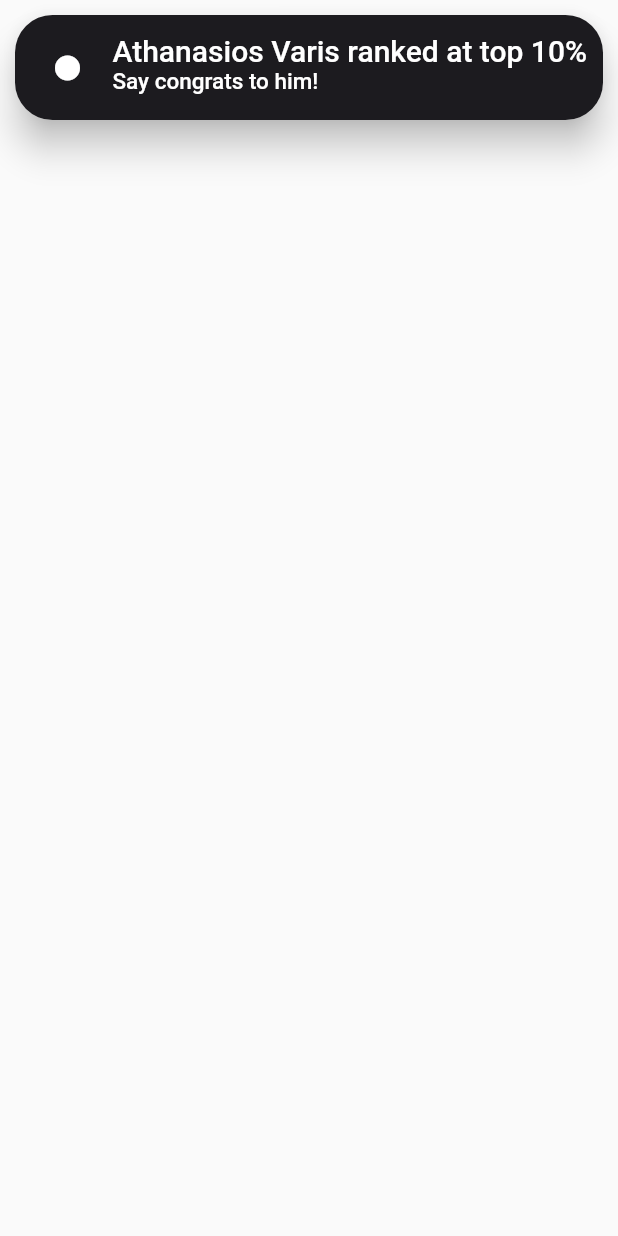
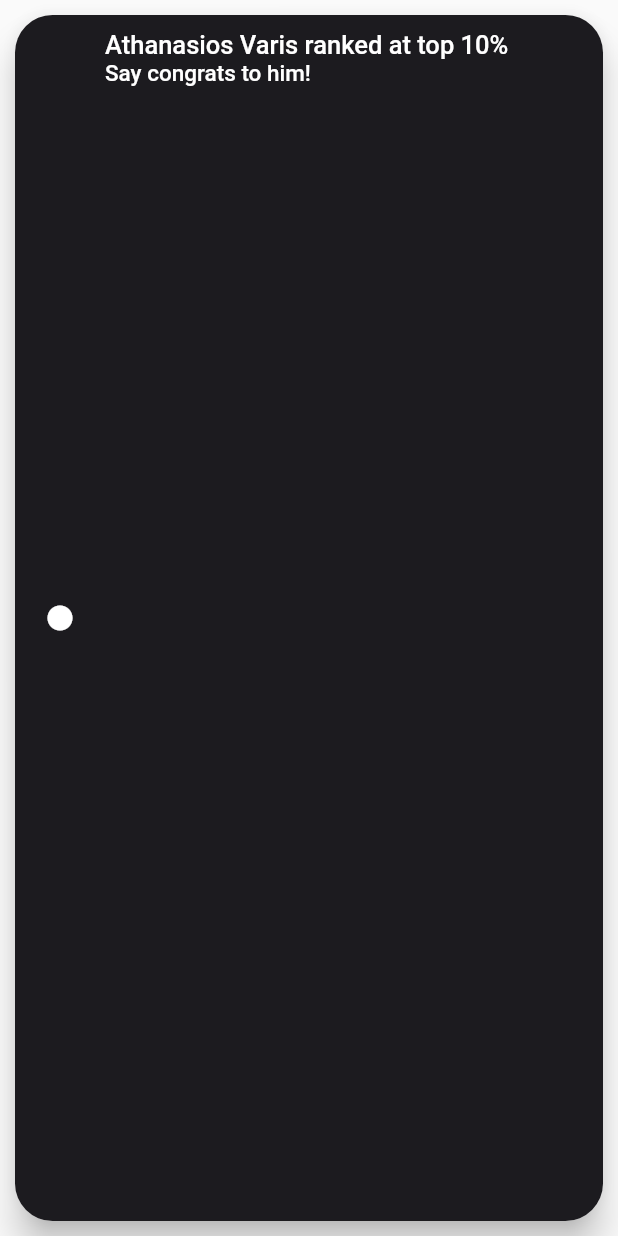
Before and after one commit to Athanasiosvaris/United, a Flutter app: the Activity widget shown alone on an empty page, opened directly, on a phone screen of 412 x 824 dp. Run offline on Flutter 3.47's test engine with Material 2 defaults, Android fonts, the phone set to English and light mode, and no system bars.

```diff
--- a/lib/components/activity.dart
+++ b/lib/components/activity.dart
@@ -20,7 +20,6 @@ class Activity extends StatelessWidget {
         elevation: 10,
         borderRadius: BorderRadius.circular(25.0),
         child: Container(
-          height: 70,
           decoration: const BoxDecoration(
             color: Color.fromARGB(255, 28, 27, 31),
             borderRadius: BorderRadius.only(
@@ -29,33 +28,29 @@ class Activity extends StatelessWidget {
                 topLeft: Radius.circular(25.0),
                 bottomLeft: Radius.circular(25.0)),
           ),
-          alignment: Alignment.center,
-          padding: const EdgeInsets.all(5),
+          padding: const EdgeInsets.only(top: 10, bottom: 10, right: 10),
           child: Row(
             children: <Widget>[
               Padding(
                   padding: const EdgeInsets.only(left: 20, right: 20),
-                  child: Icon(color: Colors.white, size:20, icon)),
+                  child: Icon(color: Colors.white, size: 20, icon)),
               Expanded(
                 child: Column(
                   crossAxisAlignment: CrossAxisAlignment.start,
                   children: <Widget>[
-                    Expanded(
-                      child: Container(
-                        alignment: Alignment.bottomLeft,
+                    Container(
+                      alignment: Alignment.centerLeft,
                       child: Text(
                         title,
                         style: const TextStyle(
                             fontFamily: 'Roboto',
                             color: Colors.white,
                             fontWeight: FontWeight.w500,
-                              fontSize: 20),
+                            fontSize: 17),
                       ),
                     ),
-                    ),
-                    Expanded(
-                      child: Container(
-                        alignment: Alignment.topLeft,
+                    Container(
+                      alignment: Alignment.centerLeft,
                       child: Text(
                         subtitle,
                         textAlign: TextAlign.start,
@@ -64,7 +59,6 @@ class Activity extends StatelessWidget {
                             color: Colors.white,
                             fontWeight: FontWeight.w500,
                             fontSize: 15),
-                        ),
                       ),
                     ),
                   ],
```
Lines whose indentation alone changed are shown as unchanged.
